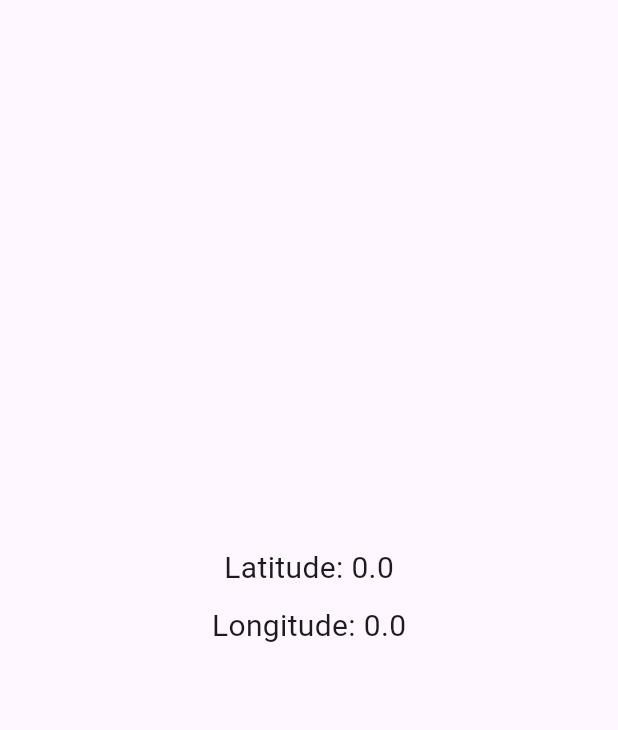
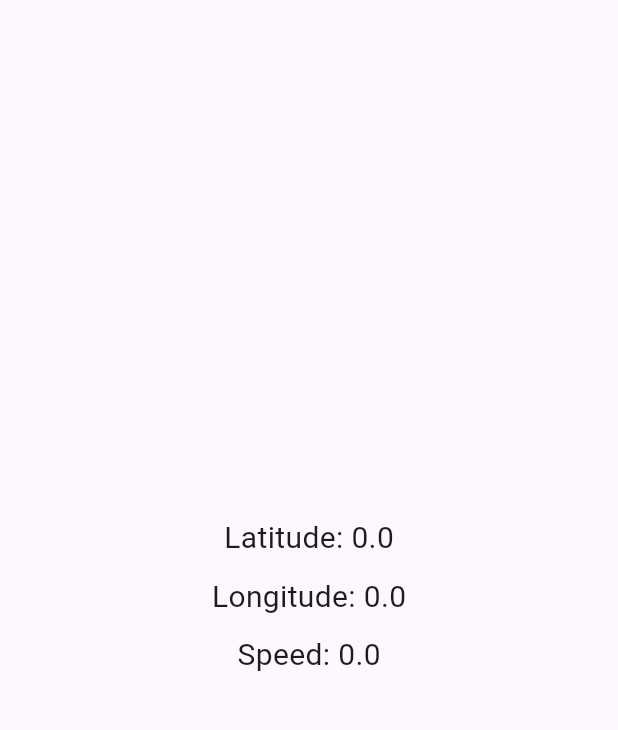
Before and after one commit to AutometaNetwork/auotmeta-app, a Flutter app: the screen it shows after launch, on a phone screen of 412 x 824 dp, the part 63-793 px from its top. Run offline on Flutter 3.47's test engine with Material 3 defaults, Android fonts, the light colour scheme and no system bars; our stand-ins replace geolocator.

Commit message:
feat: add speed info

```diff
--- a/lib/main.dart
+++ b/lib/main.dart
@@ -87,6 +87,11 @@ class _LocationScreenState extends State<LocationScreen> {
                     'Longitude: ${_currentPosition.longitude}',
                     style: TextStyle(fontSize: 20),
                   ),
+                  SizedBox(height: 10),
+                  Text(
+                    'Speed: ${_currentPosition.speed}',
+                    style: TextStyle(fontSize: 20),
+                  ),
                 ],
               ),
       ),
```
